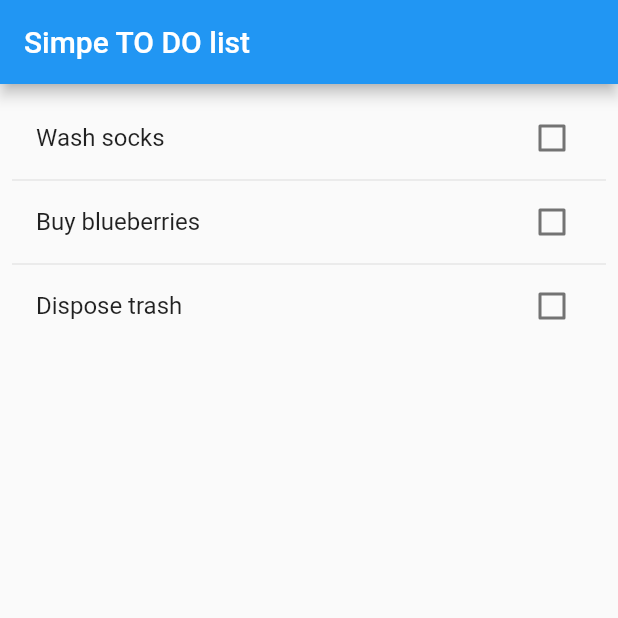
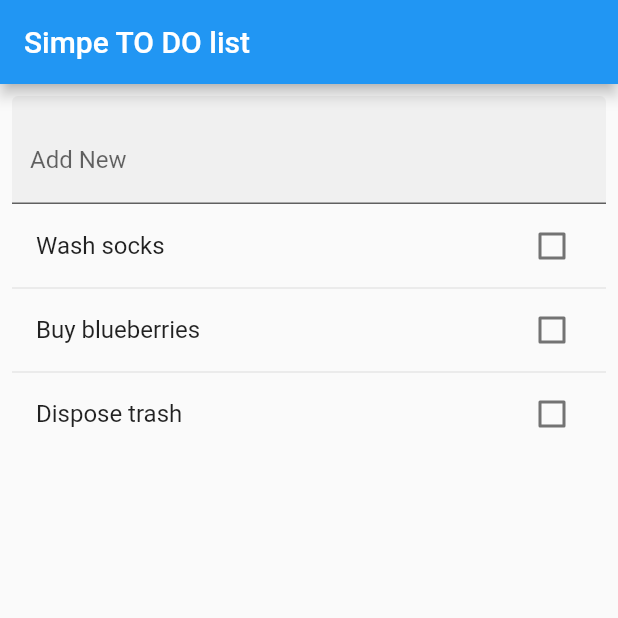
Before and after one commit to vladoja/flutter_riverpod_simple_todo, a Flutter app: the screen it shows after launch, on a phone screen of 412 x 824 dp, the top half of it. Run offline on Flutter 3.47's test engine with Material 2 defaults, Android fonts, the light colour scheme and no system bars.

Commit message:
Adding new item from input

```diff
--- a/lib/screens/home_screen.dart
+++ b/lib/screens/home_screen.dart
@@ -14,11 +14,19 @@ class HomeScreen extends StatefulWidget {
 
 class _HomeScreenState extends State<HomeScreen> {
   List<Todo> todoList = [];
+  late TextEditingController _addItemController;
 
   @override
   void initState() {
+    _addItemController = TextEditingController();
     todoList = dummyTodoList;
     super.initState();
+  }
+
+  @override
+  void dispose() {
+    _addItemController.dispose();
+    super.dispose();
   }
 
   void onClickedTodoItem(id, state) {
@@ -30,6 +38,17 @@ class _HomeScreenState extends State<HomeScreen> {
     setState(() {});
   }
 
+  void onClickedAddTodoItem() {
+    log("Added new item '${_addItemController.text}'");
+    if (_addItemController.text.isNotEmpty &&
+        _addItemController.text.length > 3) {
+      todoList.add(Todo(DateTime.now().millisecondsSinceEpoch.toString(),
+          _addItemController.text, false));
+      setState(() {});
+      log("Total todo items: ${todoList.length}");
+    }
+  }
+
   @override
   Widget build(BuildContext context) {
     return Scaffold(
@@ -38,6 +57,18 @@ class _HomeScreenState extends State<HomeScreen> {
         padding: const EdgeInsets.all(8.0),
         child: Column(
           children: [
+            TextField(
+                controller: _addItemController,
+                keyboardType: TextInputType.text,
+                decoration: InputDecoration(
+                  hintText: "Add New",
+                  filled: true,
+                  suffix: IconButton(
+                    icon: const Icon(Icons.add),
+                    onPressed: onClickedAddTodoItem,
+                    color: Colors.blue,
+                  ),
+                )),
             Expanded(
               child: SingleChildScrollView(
                 child: ListView.separated(
```
